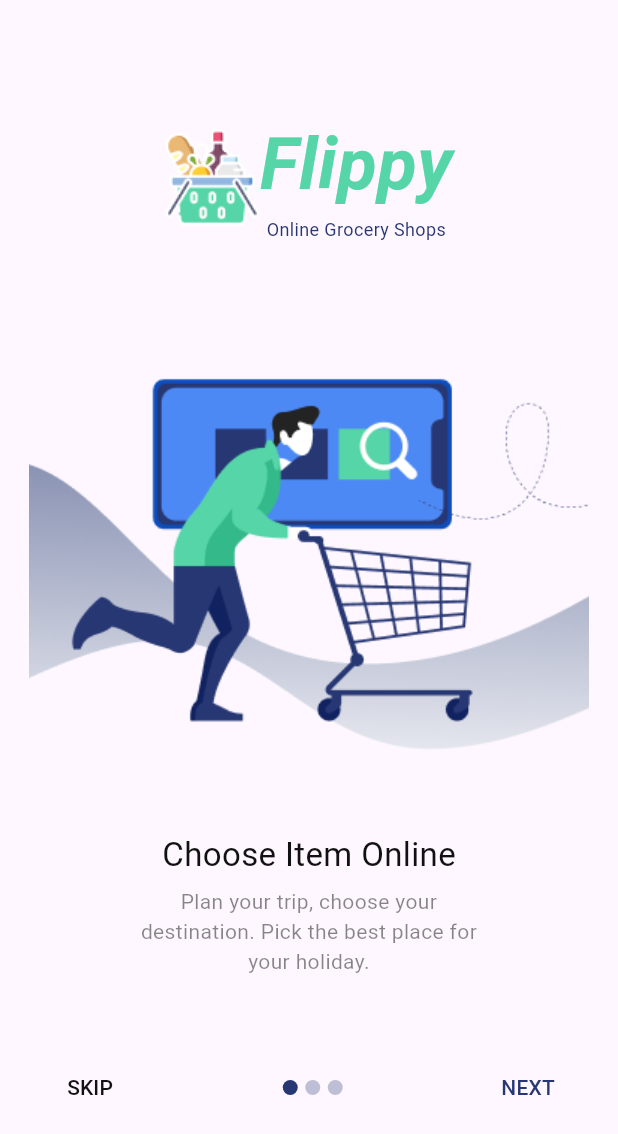
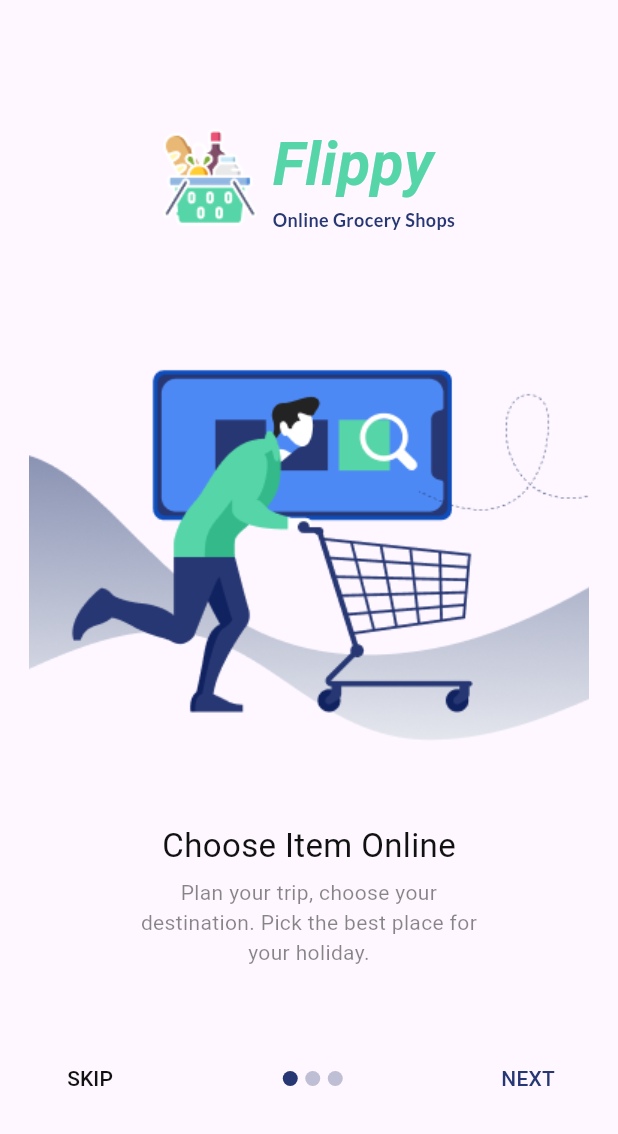
Before and after one commit to CodeVee/flippy_flutter, a Flutter app: the screen it shows after launch, on a phone screen of 412 x 824 dp. Shown: the top 1134 px of the screen. Run offline on Flutter 3.47's test engine with Material 3 defaults, Android fonts, the phone set to English and light mode, and no system bars; our stand-ins replace google_fonts; Roboto replaces fonts that are missing (Lemon).

Commit message:
updated header

```diff
--- a/lib/components/app_header.dart
+++ b/lib/components/app_header.dart
@@ -1,4 +1,5 @@
 import 'package:flutter/material.dart';
+import 'package:google_fonts/google_fonts.dart';
 
 class AppHeader extends StatelessWidget {
   final bool alternate;
@@ -10,23 +11,26 @@ class AppHeader extends StatelessWidget {
       mainAxisAlignment: MainAxisAlignment.center,
       children: [
         Image.asset('assets/main_logo.png'),
+        const SizedBox(width: 10),
         Column(
+          crossAxisAlignment: CrossAxisAlignment.start,
           children: [
-            const Text(
-              "Flippy",
-              style: TextStyle(
-                  color: Color.fromARGB(255, 86, 213, 168),
-                  fontSize: 48,
-                  fontWeight: FontWeight.bold,
-                  fontStyle: FontStyle.italic),
-            ),
+            Text("Flippy",
+                style: GoogleFonts.lemon(
+                  textStyle: const TextStyle(
+                      color: Color(0xFF56D5A8),
+                      fontSize: 40,
+                      fontWeight: FontWeight.bold,
+                      fontStyle: FontStyle.italic),
+                )),
             Text(
               "Online Grocery Shops",
-              style: TextStyle(
-                  color: alternate
-                      ? Colors.white
-                      : const Color.fromARGB(255, 39, 55, 115),
-                  fontSize: 12),
+              textAlign: TextAlign.right,
+              style: GoogleFonts.lato(
+                  textStyle: TextStyle(
+                      color: alternate ? Colors.white : const Color(0xFF273773),
+                      fontSize: 12,
+                      fontWeight: FontWeight.bold)),
             )
           ],
         )
```
